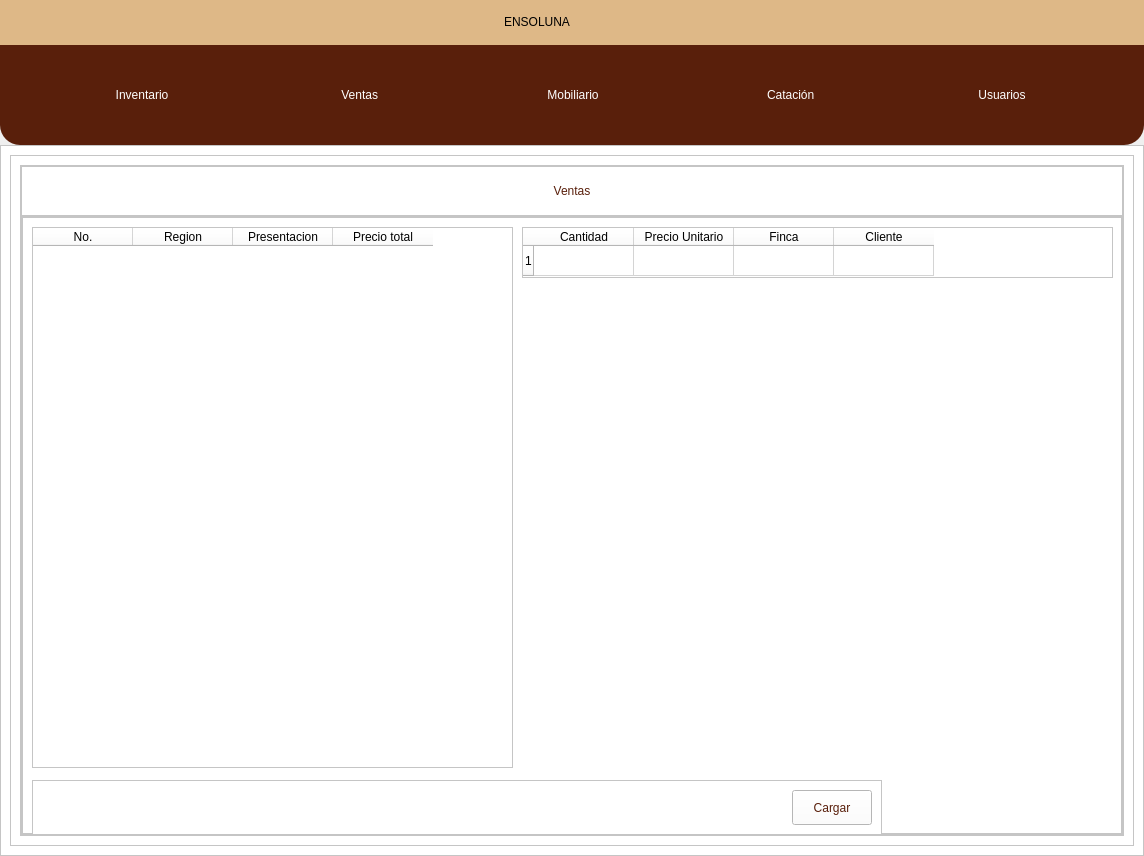
andree-ro/BaseDatosEnsoluna, file views/designs/DB1.ui: the form before one commit.
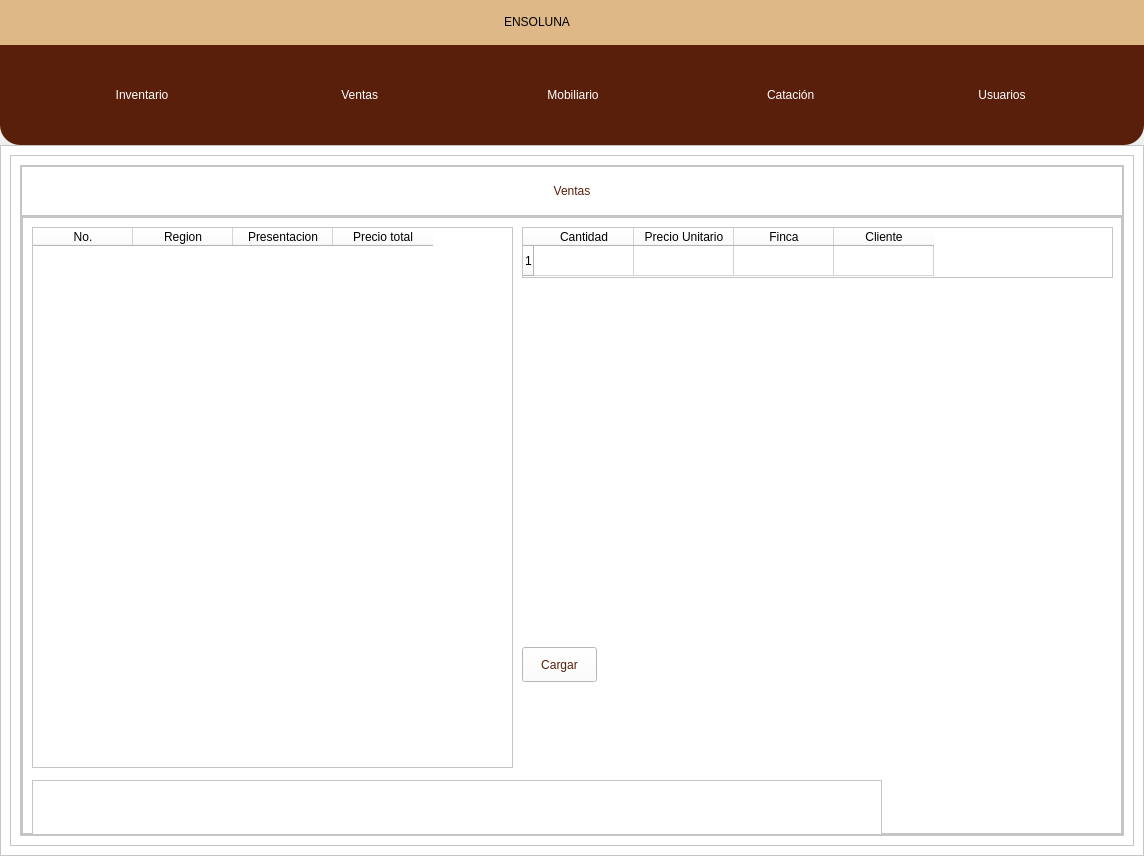
The form after the commit. The open tabs and pages were chosen to show the change. Icons and pictures are not drawn.

Commit message: NIT a factura y cotizacion

Patch:
```diff
--- a/views/designs/DB1.ui
+++ b/views/designs/DB1.ui
@@ -7774,37 +7774,6 @@
                           </property>
                          </spacer>
                         </item>
-                        <item>
-                         <widget class="QPushButton" name="cargar_usuarios_2">
-                          <property name="minimumSize">
-                           <size>
-                            <width>0</width>
-                            <height>35</height>
-                           </size>
-                          </property>
-                          <property name="styleSheet">
-                           <string notr="true">QFrame{
-background-color: rgb(51, 157, 255);
-}
-
-QPushButton{
-color: rgb(89, 31, 11);
-background-color: rgb(255, 255, 255);
-font: 75 9pt &quot;Open Sans Semibold&quot;
-}
-
-QPushButton:hover{
-color: rgb(255, 255, 255);
-background-color: rgb(209, 172, 127);
-font: 75 9pt  &quot;Open Sans Semibold&quot;
-}
-</string>
-                          </property>
-                          <property name="text">
-                           <string>Cargar</string>
-                          </property>
-                         </widget>
-                        </item>
                        </layout>
                       </widget>
                       <widget class="QTableWidget" name="tableWidget_usuarios_3">
@@ -7868,6 +7837,43 @@
                         </property>
                        </column>
                       </widget>
+                      <widget class="QPushButton" name="cargar_usuarios_2">
+                       <property name="geometry">
+                        <rect>
+                         <x>500</x>
+                         <y>430</y>
+                         <width>75</width>
+                         <height>35</height>
+                        </rect>
+                       </property>
+                       <property name="minimumSize">
+                        <size>
+                         <width>0</width>
+                         <height>35</height>
+                        </size>
+                       </property>
+                       <property name="styleSheet">
+                        <string notr="true">QFrame{
+background-color: rgb(51, 157, 255);
+}
+
+QPushButton{
+color: rgb(89, 31, 11);
+background-color: rgb(255, 255, 255);
+font: 75 9pt &quot;Open Sans Semibold&quot;
+}
+
+QPushButton:hover{
+color: rgb(255, 255, 255);
+background-color: rgb(209, 172, 127);
+font: 75 9pt  &quot;Open Sans Semibold&quot;
+}
+</string>
+                       </property>
+                       <property name="text">
+                        <string>Cargar</string>
+                       </property>
+                      </widget>
                      </widget>
                     </item>
                    </layout>
```
The commit also changes 1 other file.
